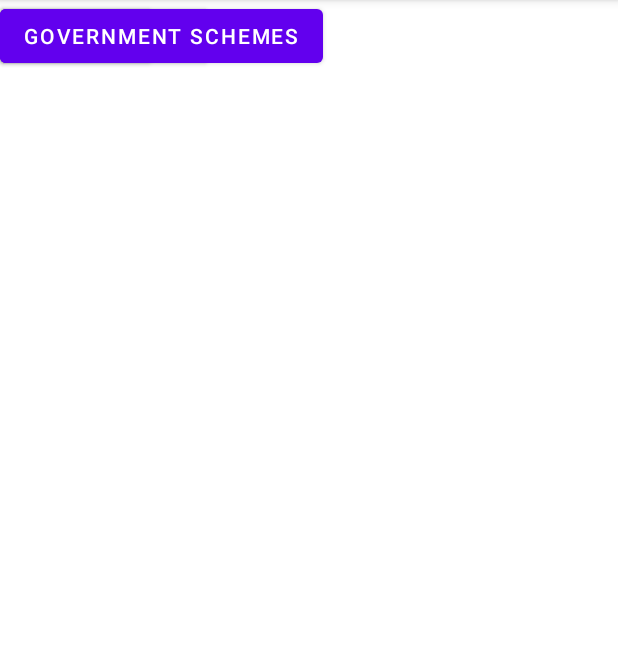
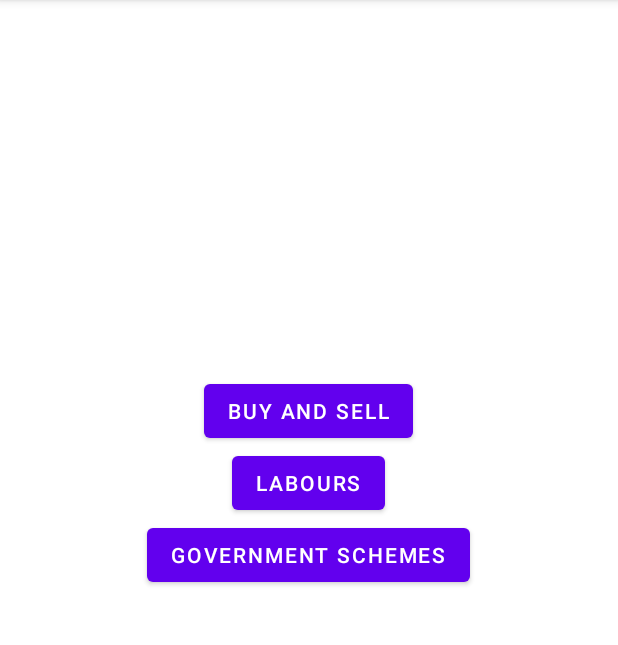
Before and after one commit to DesignThinkingProject/Farmfirst, an Android app: the screen it shows after launch (MainActivity), on a phone screen of 412 x 824 dp, the part 84-729 px from its top. Run offline under Robolectric (Android 15) with nearby library versions, the phone set to English and light mode, and no system bars.

Commit message:
Got three buttons on main screen

```diff
--- a/app/src/main/java/com/example/farmfirst/MainActivity.kt
+++ b/app/src/main/java/com/example/farmfirst/MainActivity.kt
@@ -12,11 +12,13 @@ class MainActivity : AppCompatActivity() {
 
         btn1.setOnClickListener {
             val i= Intent(this,Buysell::class.java)
+            startActivity(i)
         }
 
 
         btn2.setOnClickListener {
             val i= Intent(this,Labours::class.java)
+            startActivity(i)
         }
 
         btn3.setOnClickListener {
--- a/app/src/main/res/layout/activity_main.xml
+++ b/app/src/main/res/layout/activity_main.xml
@@ -1,34 +1,32 @@
 <?xml version="1.0" encoding="utf-8"?>
-<androidx.constraintlayout.widget.ConstraintLayout xmlns:android="http://schemas.android.com/apk/res/android"
+<LinearLayout xmlns:android="http://schemas.android.com/apk/res/android"
     xmlns:app="http://schemas.android.com/apk/res-auto"
     xmlns:tools="http://schemas.android.com/tools"
+    android:orientation="vertical"
     android:layout_width="match_parent"
     android:layout_height="match_parent"
     tools:context=".MainActivity">
 
 
     <Button
+        android:layout_marginTop="250dp"
+        android:layout_gravity="center"
         android:id="@+id/btn1"
         android:layout_width="wrap_content"
         android:layout_height="wrap_content"
-        android:text="BUY and SELL"
-        tools:layout_editor_absoluteX="135dp"
-        tools:layout_editor_absoluteY="211dp" />
+        android:text="BUY AND SELL" />
 
     <Button
+        android:layout_gravity="center"
         android:id="@+id/btn2"
         android:layout_width="wrap_content"
         android:layout_height="wrap_content"
-        android:text="LABOURS"
-        tools:layout_editor_absoluteX="154dp"
-        tools:layout_editor_absoluteY="313dp" />
+        android:text="LABOURS" />
 
     <Button
+        android:layout_gravity="center"
         android:id="@+id/btn3"
         android:layout_width="wrap_content"
         android:layout_height="wrap_content"
-        android:text="GOVERNMENT SCHEMES"
-        tools:layout_editor_absoluteX="97dp"
-        tools:layout_editor_absoluteY="422dp" />
-
-</androidx.constraintlayout.widget.ConstraintLayout>
+        android:text="GOVERNMENT SCHEMES" />
+</LinearLayout>
```
Also changed, not shown: app/src/main/AndroidManifest.xml (+9 -11 lines).
